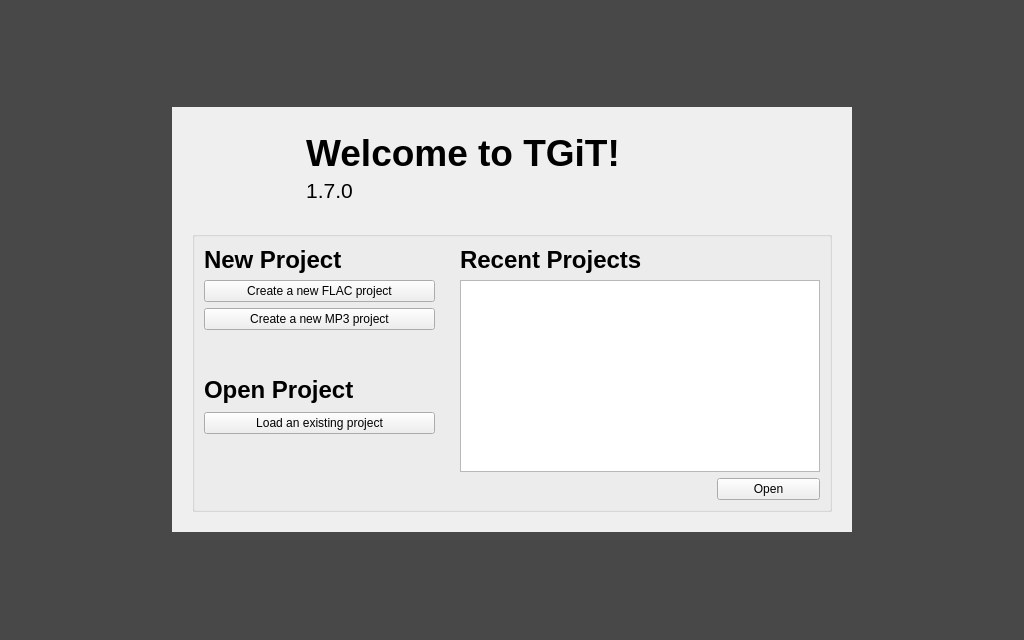
Qt form resources/ui/welcome_page.ui (Iconoclasteinc/tgit) before a commit.
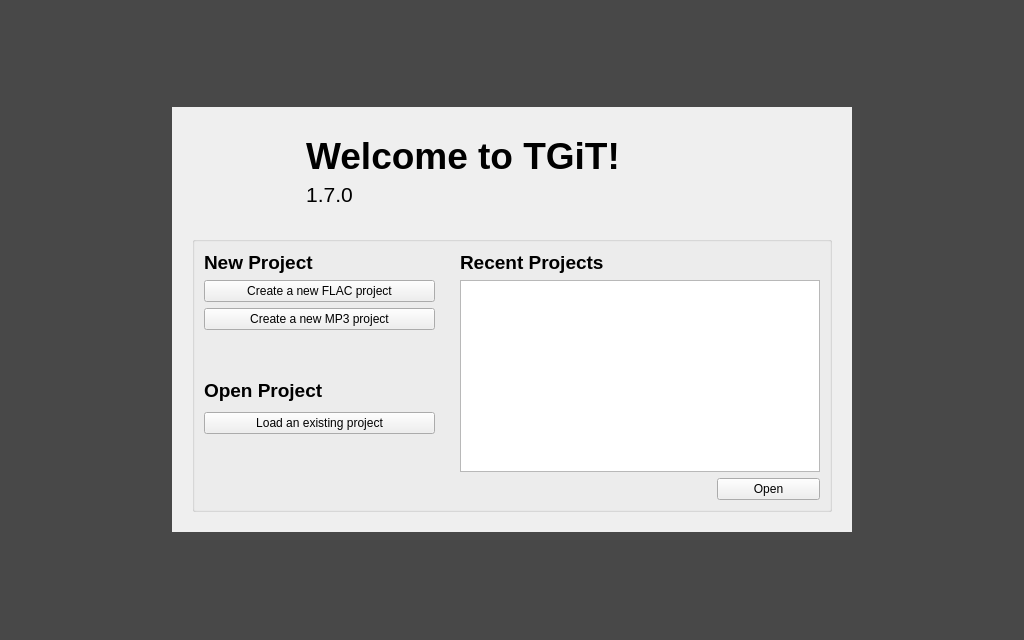
The same form after that commit. Icons and pictures are not drawn.

Commit message: Resize the headers of the welcome page.

The edit to the form file:
```diff
--- a/resources/ui/welcome_page.ui
+++ b/resources/ui/welcome_page.ui
@@ -2,6 +2,14 @@
 <ui version="4.0">
  <class>welcome_page</class>
  <widget class="QFrame" name="welcome_page">
+  <property name="geometry">
+   <rect>
+    <x>0</x>
+    <y>0</y>
+    <width>1024</width>
+    <height>640</height>
+   </rect>
+  </property>
   <property name="minimumSize">
    <size>
     <width>1024</width>
@@ -132,7 +140,10 @@
        </widget>
       </item>
       <item>
-       <widget class="QGroupBox" name="groupBox">
+       <widget class="QGroupBox" name="_content">
+        <property name="styleSheet">
+         <string notr="true">QLabel[style=&quot;QWindowsVistaStyle&quot;]{font-size: 14pt;font-weight: bold;}</string>
+        </property>
         <property name="title">
          <string/>
         </property>
@@ -144,7 +155,7 @@
           <widget class="QLabel" name="_new_project_title">
            <property name="font">
             <font>
-             <pointsize>18</pointsize>
+             <pointsize>14</pointsize>
              <weight>75</weight>
              <bold>true</bold>
             </font>
@@ -161,7 +172,7 @@
           <widget class="QLabel" name="_recent_projects_title">
            <property name="font">
             <font>
-             <pointsize>18</pointsize>
+             <pointsize>14</pointsize>
              <weight>75</weight>
              <bold>true</bold>
             </font>
@@ -204,7 +215,7 @@
           <widget class="QLabel" name="_open_project_title">
            <property name="font">
             <font>
-             <pointsize>18</pointsize>
+             <pointsize>14</pointsize>
              <weight>75</weight>
              <bold>true</bold>
             </font>
```
The commit also changes 1 other file.
